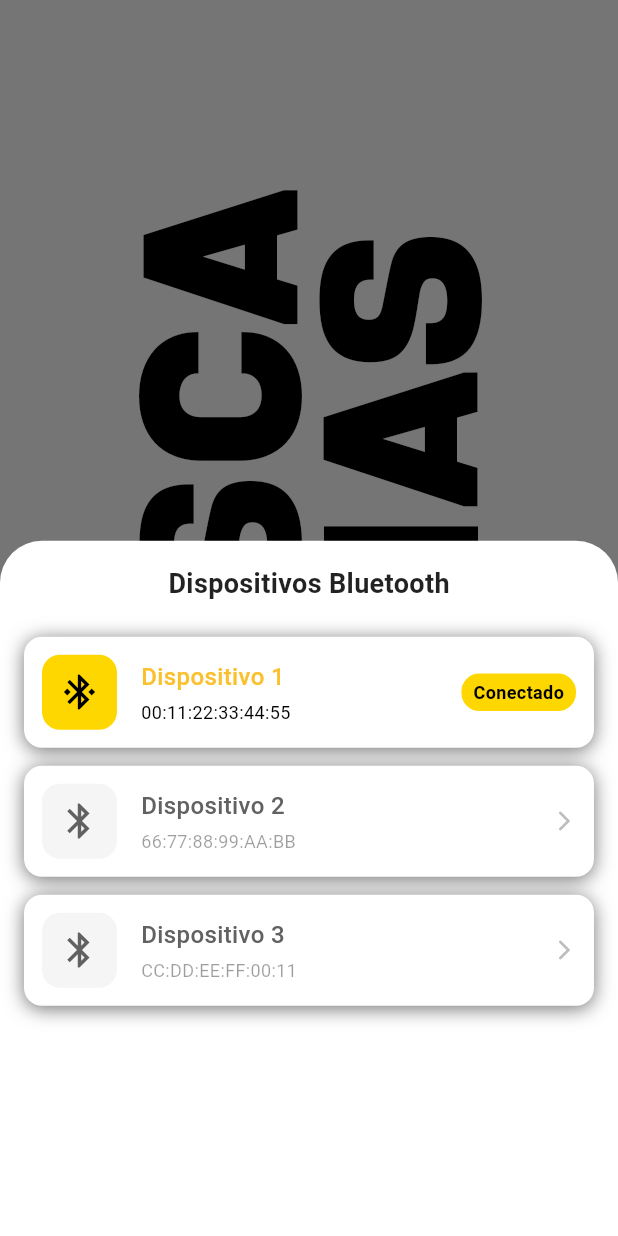
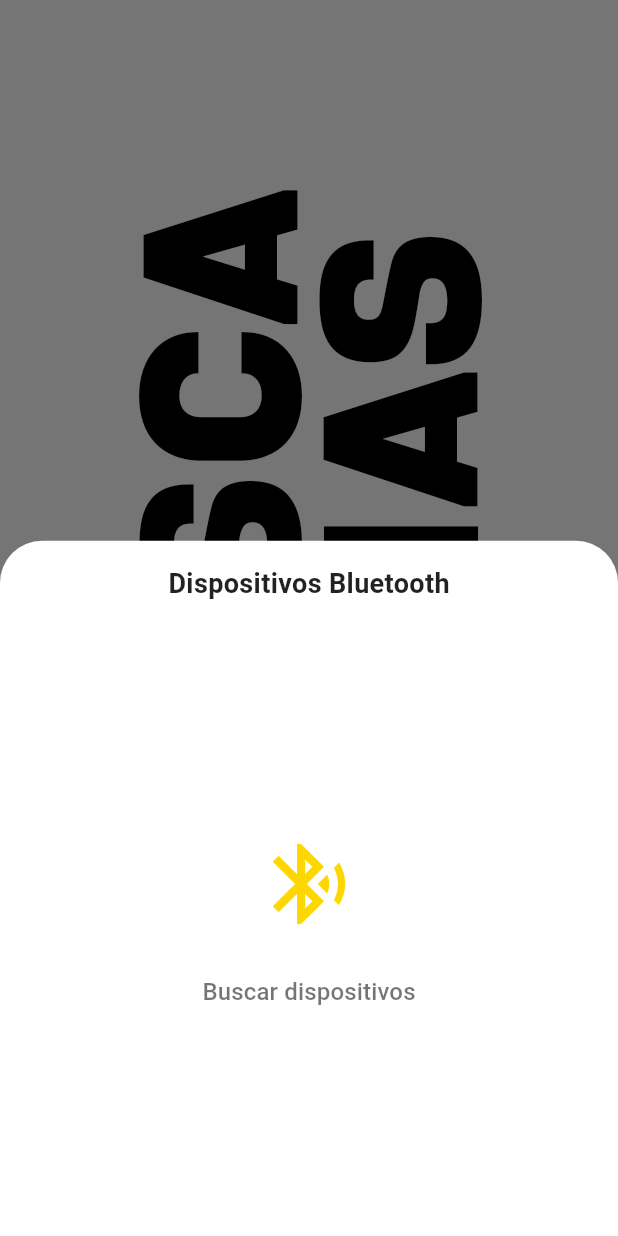
Before and after one commit to DiegVas/Buscaminas-con-modulo-bluetooth, a Flutter app: the screen it shows after launch, after a tap on "Connect Bluetooth", on a phone screen of 412 x 824 dp. Run offline on Flutter 3.47's test engine with Material 3 defaults, Android fonts, the phone set to English and light mode, and no system bars; our stand-ins replace flutter_bluetooth_serial, permission_handler; Roboto replaces fonts that are missing (Montserrat).

Commit message:
Conexion bluethoth

```diff
--- a/lib/Provider/bluetooth_provider.dart
+++ b/lib/Provider/bluetooth_provider.dart
@@ -10,15 +10,7 @@ class BluetoothProvider extends ChangeNotifier {
   bool _bluetoothState = false; // Estado del Bluetooth
   bool _isConnected = false; // Estado de la conexión Bluetooth
   BluetoothConnection? _connection; // Conexión Bluetooth
-  List<BluetoothDevice> _devices = [
-    BluetoothDevice(
-      name: "Dispositivo 1",
-      address: "00:11:22:33:44:55",
-      isConnected: true,
-    ),
-    BluetoothDevice(name: "Dispositivo 2", address: "66:77:88:99:AA:BB"),
-    BluetoothDevice(name: "Dispositivo 3", address: "CC:DD:EE:FF:00:11"),
-  ]; // Lista de dispositivos Bluetooth
+  List<BluetoothDevice> _devices = []; // Lista de dispositivos Bluetooth
   BluetoothDevice? _selectedDevice; // Dispositivo seleccionado
 
   final StreamController<bool> _connectionStateController =
@@ -67,6 +59,8 @@ class BluetoothProvider extends ChangeNotifier {
     await Permission.bluetooth.request();
     await Permission.bluetoothScan.request();
     await Permission.bluetoothConnect.request();
+    await Permission.bluetoothAdvertise.request();
+    await Permission.bluetoothScan.request();
   }
 
   Future<void> getBondedDevices() async {
@@ -119,6 +113,9 @@ class BluetoothProvider extends ChangeNotifier {
     if (_connection?.isConnected ?? false) {
       _connection?.output.add(ascii.encode(data));
     }
+
+    print("Datos enviados: $data");
+    print("Datos codificados: ${ascii.encode(data)}");
   }
 
   void receiveData() {
--- a/lib/pages/board_screen.dart
+++ b/lib/pages/board_screen.dart
@@ -83,11 +83,10 @@ class _BoardScreenState extends State<BoardScreen> {
           pressButtons.remove(index);
         } else {
           pressButtons.add(index);
-          bluetoothProvider.sendData(
-            'Tarjeta en posición: Fila ${index ~/ 3}, Columna ${index % 3}',
-          );
         }
       });
+
+      bluetoothProvider.sendData('${index ~/ 3}${index % 3}');
 
       // Mostrar la posición de la tarjeta
       ScaffoldMessenger.of(context).showSnackBar(
```
Also changed, not shown: 1 other file.
